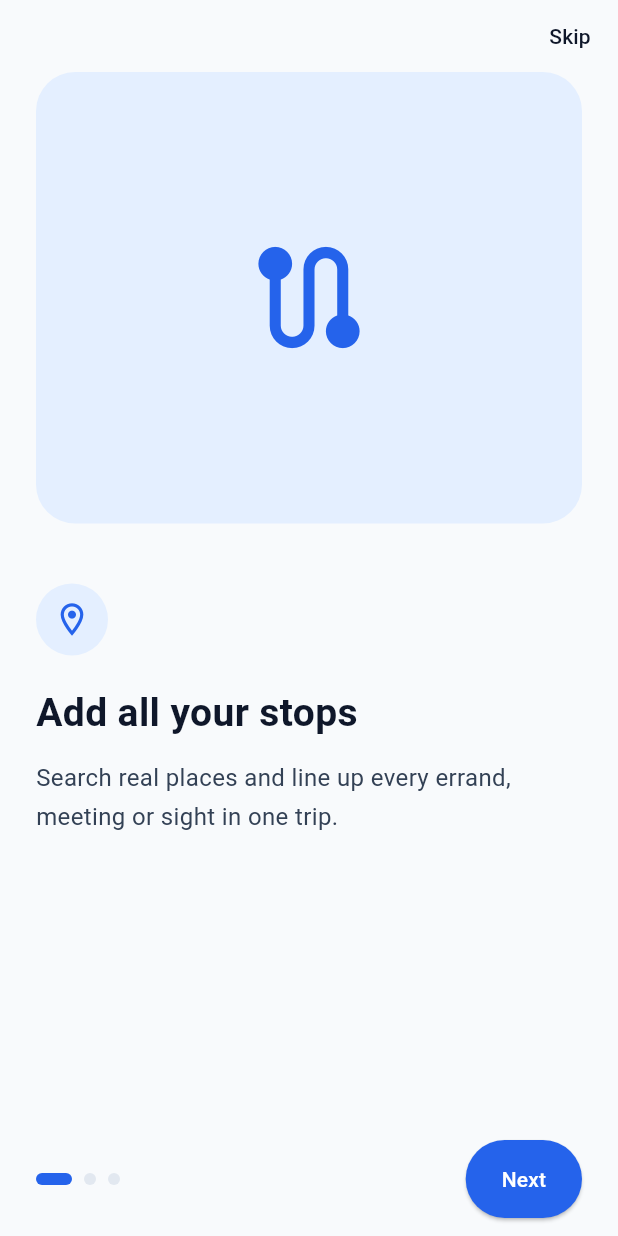
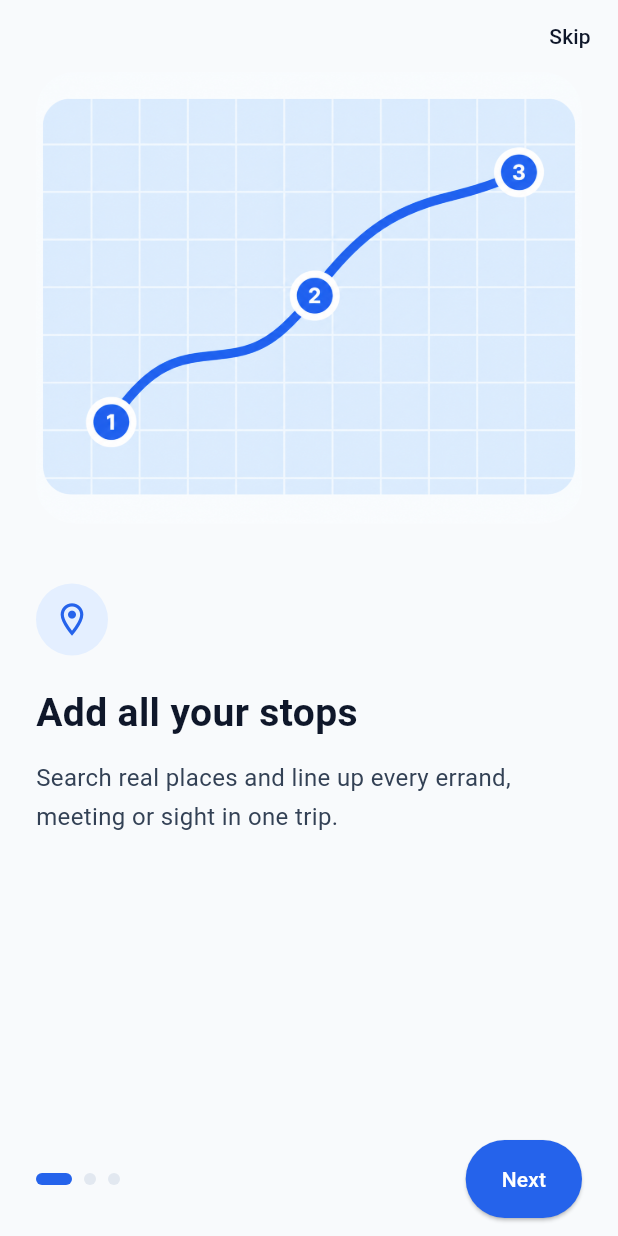
Before and after one commit to MukulSharma8/RouteMate, a Flutter app: the screen it shows after launch, on a phone screen of 412 x 824 dp. Run offline on Flutter 3.47's test engine with Material 3 defaults, Android fonts, the phone set to English and light mode, and no system bars.

Commit message:
created onboarding screen

```diff
--- a/lib/screens/onboarding/onboarding_screen.dart
+++ b/lib/screens/onboarding/onboarding_screen.dart
@@ -1,5 +1,6 @@
 
 import 'package:flutter/material.dart';
+import 'package:routemate/screens/auth/login_screen.dart';
 
 class OnboardingScreen extends StatefulWidget {
   const OnboardingScreen({super.key});
@@ -38,7 +39,7 @@ class _OnboardingScreenState extends State<OnboardingScreen> {
         curve: Curves.easeInOut,
       );
     } else {
-      // Navigate to your home screen here.
+      Navigator.pushReplacement(context, MaterialPageRoute(builder: (context)=> LoginScreen()));
     }
   }
 
@@ -91,19 +92,14 @@ class _OnboardingScreenState extends State<OnboardingScreen> {
                             crossAxisAlignment: CrossAxisAlignment.start,
                             children: [
                               // Route illustration placeholder
-                              Container(
-                                width: double.infinity,
-                                height: constraints.maxHeight * 0.43,
-                                decoration: BoxDecoration(
-                                  color: const Color(0xFFE4EFFF),
-                                  borderRadius: BorderRadius.circular(26),
-                                ),
-                                child: const Center(
-                                  child: Icon(
-                                    Icons.route,
-                                    size: 90,
-                                    color: Color(0xFF2563EB),
-                                  ),
+                              // Route illustration
+                              ClipRRect(
+                                borderRadius: BorderRadius.circular(26),
+                                child: Image.asset(
+                                  'assets/images/Roadmap.png',
+                                  width: double.infinity,
+                                  height: constraints.maxHeight * 0.43,
+                                  fit: BoxFit.cover,
                                 ),
                               ),
 
--- a/pubspec.yaml
+++ b/pubspec.yaml
@@ -59,9 +59,8 @@ flutter:
   uses-material-design: true
 
   # To add assets to your application, add an assets section, like this:
-  # assets:
-  #   - images/a_dot_burr.jpeg
-  #   - images/a_dot_ham.jpeg
+  assets:
+    - assets/images/
 
   # An image asset can refer to one or more resolution-specific "variants", see
   # https://flutter.dev/to/resolution-aware-images
```
Also changed, not shown: assets/images/Roadmap.png (renamed from assets/images/Pastel Blue Progress Roadmap.png).
